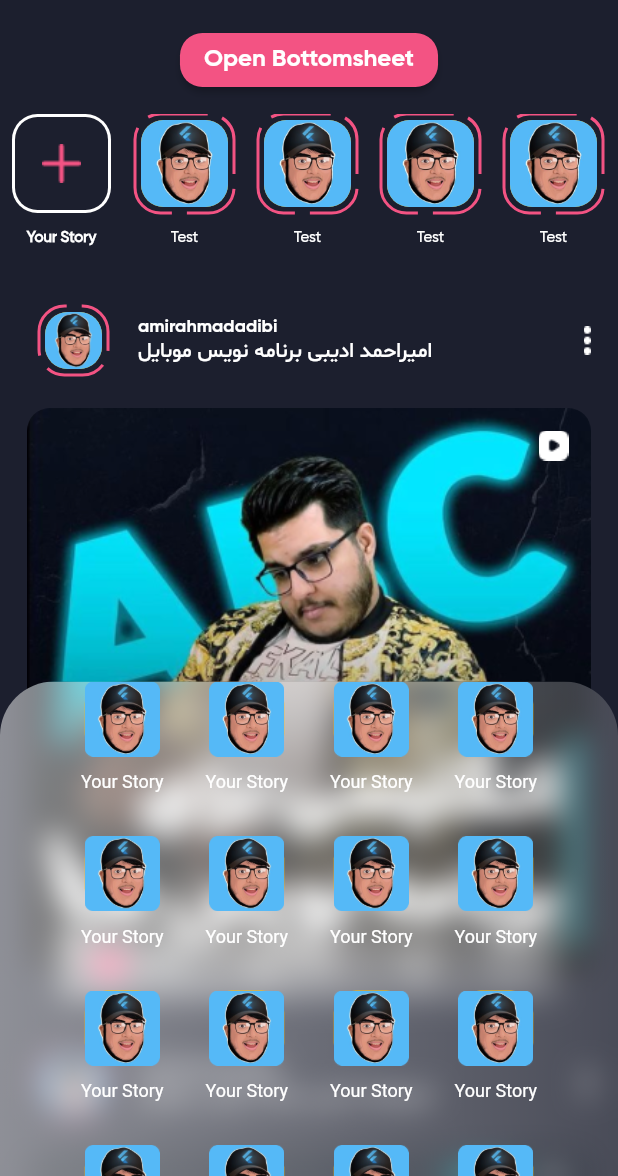
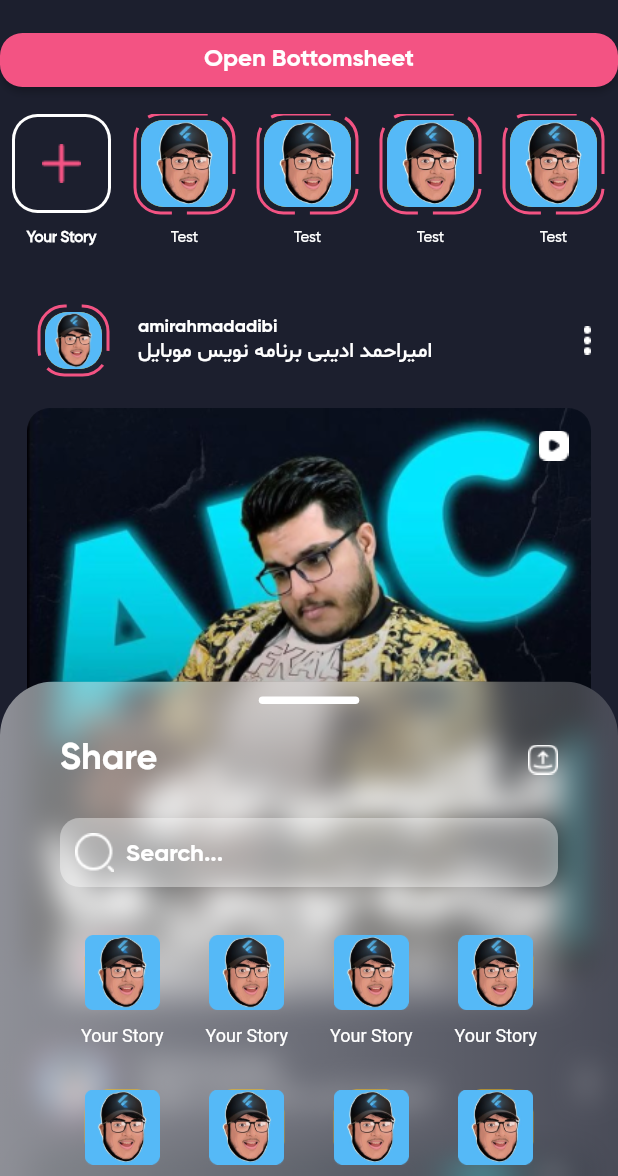
Before and after one commit to Ehsan973/flutter_instagram_app, a Flutter app: the screen it shows after launch, after a tap on "Open Bottomsheet", on a phone screen of 412 x 824 dp, the part 60-1236 px from its top. Run offline on Flutter 3.47's test engine with Material 2 defaults, Android fonts, the phone set to English and light mode, and no system bars; drawn by our look-alikes of dotted_border.

Commit message:
Replace Home screen design with Sliver

```diff
--- a/lib/screens/home_screen.dart
+++ b/lib/screens/home_screen.dart
@@ -34,8 +34,71 @@ class _HomeScreenState extends State<HomeScreen> {
         ],
       ),
       backgroundColor: Color(0xFF1C1F2E),
-      body: SingleChildScrollView(
+      body: SafeArea(
+        child: CustomScrollView(
+          slivers: [
+            SliverToBoxAdapter(
+              child: ElevatedButton(
+                onPressed: () {
+                  showModalBottomSheet(
+                    backgroundColor: Colors.transparent,
+                    barrierColor: Colors.transparent,
+                    isScrollControlled: true,
+                    context: context,
+                    builder: (BuildContext context) {
+                      return Padding(
+                        padding: EdgeInsets.only(
+                          bottom: MediaQuery.of(context).viewInsets.bottom,
+                        ),
+                        child: DraggableScrollableSheet(
+                          initialChildSize: 0.4,
+                          minChildSize: 0.3,
+                          maxChildSize: 0.7,
+                          builder: (context, controller) {
+                            return ShareBottomSheet(
+                              controller: controller,
+                            );
+                          },
+                        ),
+                      );
+                    },
+                  );
+                },
+                child: Text('Open Bottomsheet'),
+              ),
+            ),
+            SliverToBoxAdapter(
+              child: _getStoryList(),
+            ),
+            SliverList(
+              delegate: SliverChildBuilderDelegate(
+                (context, index) {
+                  return Padding(
+                    padding: EdgeInsets.symmetric(
+                      vertical: 16,
+                    ),
                     child: Column(
+                      children: [
+                        _getPostHeader(),
+                        SizedBox(
+                          height: 22,
+                        ),
+                        _getPostBody(),
+                      ],
+                    ),
+                  );
+                },
+                childCount: 9,
+              ),
+            ),
+          ],
+        ),
+      ),
+    );
+  }
+
+  Column _getContent(BuildContext context) {
+    return Column(
       children: [
         ElevatedButton(
             onPressed: () {
@@ -59,25 +122,20 @@ class _HomeScreenState extends State<HomeScreen> {
               );
             },
             child: Text('Open Bottomsheet')),
-            Padding(
+        _getPostList(),
+      ],
+    );
+  }
+
+  Widget _getStoryList() {
+    return Padding(
       padding: EdgeInsets.only(
         top: 12,
         bottom: 12,
       ),
       child: SizedBox(
         height: 100,
-                child: _getStoryList(),
-              ),
-            ),
-            _getPostList(),
-          ],
-        ),
-      ),
-    );
-  }
-
-  Container _getStoryList() {
-    return Container(
+        child: Container(
           height: 88,
           child: ListView.builder(
             scrollDirection: Axis.horizontal,
@@ -101,6 +159,8 @@ class _HomeScreenState extends State<HomeScreen> {
                       ],
                     );
             },
+          ),
+        ),
       ),
     );
   }
--- a/lib/screens/share_bottom_sheet.dart
+++ b/lib/screens/share_bottom_sheet.dart
@@ -28,7 +28,7 @@ class ShareBottomSheet extends StatelessWidget {
           child: Column(
             children: [
               Expanded(
-                child: _getContent(),
+                child: _getSliverContent(),
               ),
             ],
           ),
@@ -37,7 +37,7 @@ class ShareBottomSheet extends StatelessWidget {
     );
   }
 
-  GridView _getContent() {
+  Widget _getContent() {
     return GridView.builder(
       controller: controller,
       gridDelegate: SliverGridDelegateWithFixedCrossAxisCount(
@@ -69,4 +69,117 @@ class ShareBottomSheet extends StatelessWidget {
       },
     );
   }
+
+  Widget _getSliverContent() {
+    return CustomScrollView(
+      controller: controller,
+      slivers: [
+        SliverToBoxAdapter(
+          child: Column(
+            children: [
+              Container(
+                margin: EdgeInsets.only(
+                  top: 10,
+                  bottom: 22,
+                ),
+                width: 67,
+                height: 5,
+                decoration: BoxDecoration(
+                  color: Colors.white,
+                  borderRadius: BorderRadius.circular(100),
+                ),
+              ),
+              Row(
+                mainAxisAlignment: MainAxisAlignment.spaceBetween,
+                children: [
+                  Text(
+                    'Share',
+                    style: TextStyle(
+                      fontSize: 24,
+                      fontFamily: 'GB',
+                      color: Colors.white,
+                    ),
+                  ),
+                  Image.asset('assets/images/icon_share_bottomsheet.png'),
+                ],
+              ),
+              SizedBox(
+                height: 24,
+              ),
+              Container(
+                width: double.infinity,
+                height: 46,
+                decoration: BoxDecoration(
+                  borderRadius: BorderRadius.circular(13),
+                  color: Colors.white.withOpacity(0.4),
+                ),
+                child: Padding(
+                  padding: const EdgeInsets.symmetric(horizontal: 10.0),
+                  child: Row(
+                    children: [
+                      Image.asset('assets/images/icon_search.png'),
+                      SizedBox(
+                        width: 8,
+                      ),
+                      Expanded(
+                        child: TextField(
+                          decoration: InputDecoration(
+                            enabledBorder: InputBorder.none,
+                            focusedBorder: InputBorder.none,
+                            hintText: 'Search...',
+                            hintStyle: TextStyle(
+                              color: Colors.white,
+                              fontFamily: 'GB',
+                              fontSize: 16,
+                            ),
+                          ),
+                        ),
+                      ),
+                    ],
+                  ),
+                ),
+              ),
+              SizedBox(
+                height: 32,
+              ),
+            ],
+          ),
+        ),
+        SliverGrid(
+          delegate: SliverChildBuilderDelegate(
+            (context, index) {
+              return Column(
+                children: [
+                  Container(
+                    width: 50,
+                    height: 50,
+                    decoration: BoxDecoration(
+                      color: Colors.amber,
+                      borderRadius: BorderRadius.circular(15),
+                    ),
+                    child: Image.asset('assets/images/profile.png'),
+                  ),
+                  SizedBox(
+                    height: 10,
+                  ),
+                  Text(
+                    'Your Story',
+                    style: TextStyle(
+                      fontSize: 12,
+                      color: Colors.white,
+                    ),
+                  ),
+                ],
+              );
+            },
+          ),
+          gridDelegate: SliverGridDelegateWithFixedCrossAxisCount(
+            crossAxisCount: 4,
+            mainAxisSpacing: 20,
+            // crossAxisSpacing: 20,
+          ),
+        )
+      ],
+    );
+  }
 }
```
Lines whose indentation alone changed are shown as unchanged.
